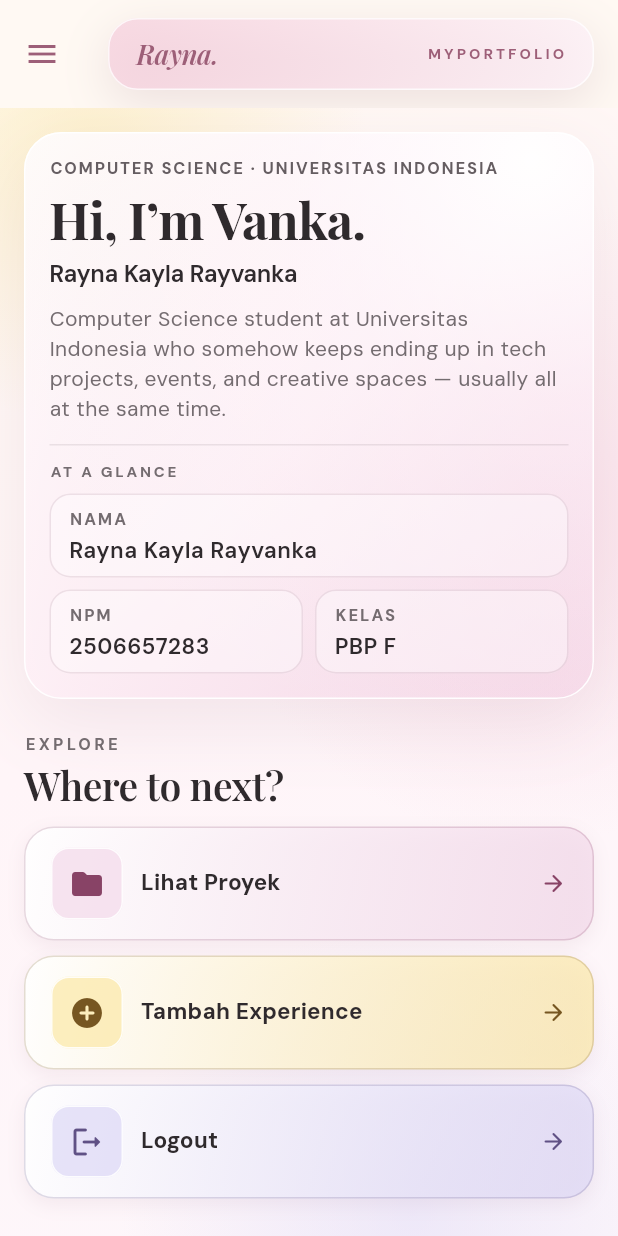
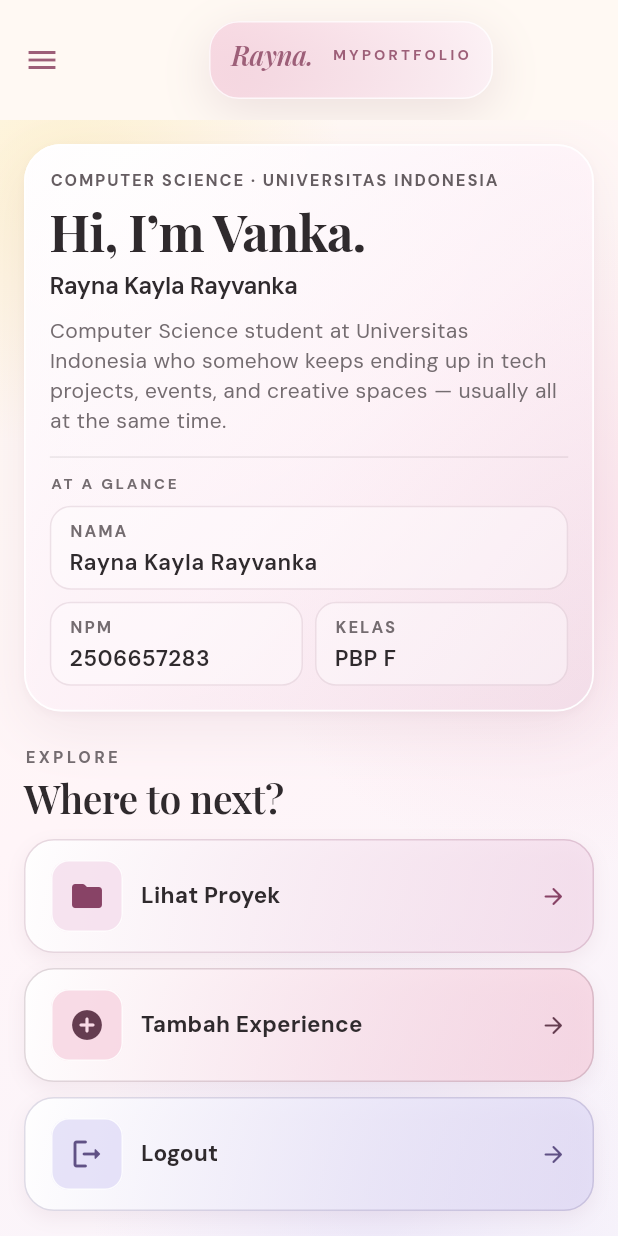
Before and after one commit to raynakyla/myportofolio_mobile, a Flutter app: the screen it shows after launch, in the side drawer, after a tap on the "close" icon, on a phone screen of 412 x 824 dp. Run offline on Flutter 3.47's test engine with Material 3 defaults, Android fonts, the phone set to English and light mode, and no system bars.

Commit message:
style: unify pastel glass portfolio UI and interactions

```diff
--- a/lib/main.dart
+++ b/lib/main.dart
@@ -17,6 +17,7 @@ class MyApp extends StatelessWidget {
           secondary: PortfolioColors.yellow,
           surface: PortfolioColors.cream,
           onSurface: PortfolioColors.ink,
+          error: PortfolioColors.error,
         );
 
     return MaterialApp(
@@ -26,13 +27,50 @@ class MyApp extends StatelessWidget {
         fontFamily: 'DM Sans',
         colorScheme: colorScheme,
         scaffoldBackgroundColor: PortfolioColors.cream,
+        appBarTheme: const AppBarTheme(
+          backgroundColor: PortfolioColors.cream,
+          foregroundColor: PortfolioColors.roseInk,
+          surfaceTintColor: Colors.transparent,
+          elevation: 0,
+          scrolledUnderElevation: 0,
+        ),
+        iconButtonTheme: IconButtonThemeData(
+          style: ButtonStyle(
+            minimumSize: const WidgetStatePropertyAll(Size(48, 48)),
+            overlayColor: WidgetStateProperty.resolveWith((states) {
+              return PortfolioColors.roseInk.withValues(
+                alpha: states.contains(WidgetState.pressed) ? 0.18 : 0.09,
+              );
+            }),
+          ),
+        ),
         inputDecorationTheme: InputDecorationTheme(
           filled: true,
           fillColor: const Color(0xE6FFFCFA),
           floatingLabelBehavior: FloatingLabelBehavior.always,
-          labelStyle: const TextStyle(color: PortfolioColors.ink),
-          helperMaxLines: 3,
-          errorMaxLines: 3,
+          labelStyle: const TextStyle(
+            color: PortfolioColors.ink,
+            fontWeight: FontWeight.w600,
+          ),
+          floatingLabelStyle: const TextStyle(
+            color: PortfolioColors.roseInk,
+            fontWeight: FontWeight.w600,
+          ),
+          hintStyle: const TextStyle(
+            color: PortfolioColors.muted,
+            fontSize: 14,
+          ),
+          helperStyle: const TextStyle(
+            color: PortfolioColors.muted,
+            height: 1.5,
+          ),
+          errorStyle: const TextStyle(
+            color: PortfolioColors.error,
+            fontSize: 13,
+            height: 1.4,
+          ),
+          helperMaxLines: 8,
+          errorMaxLines: 8,
           contentPadding: const EdgeInsets.symmetric(
             horizontal: 16,
             vertical: 18,
@@ -40,14 +78,29 @@ class MyApp extends StatelessWidget {
           border: OutlineInputBorder(borderRadius: BorderRadius.circular(16)),
           enabledBorder: OutlineInputBorder(
             borderRadius: BorderRadius.circular(16),
-            borderSide: const BorderSide(color: Color(0x669D5F78)),
+            borderSide: const BorderSide(color: PortfolioColors.line),
           ),
           focusedBorder: OutlineInputBorder(
             borderRadius: BorderRadius.circular(16),
             borderSide: const BorderSide(
-              color: PortfolioColors.mauve,
+              color: PortfolioColors.roseInk,
               width: 2,
             ),
+          ),
+          errorBorder: OutlineInputBorder(
+            borderRadius: BorderRadius.circular(16),
+            borderSide: const BorderSide(color: PortfolioColors.error),
+          ),
+          focusedErrorBorder: OutlineInputBorder(
+            borderRadius: BorderRadius.circular(16),
+            borderSide: const BorderSide(
+              color: PortfolioColors.error,
+              width: 2,
+            ),
+          ),
+          disabledBorder: OutlineInputBorder(
+            borderRadius: BorderRadius.circular(16),
+            borderSide: const BorderSide(color: PortfolioColors.line),
           ),
         ),
       ),
--- a/lib/screens/home_page.dart
+++ b/lib/screens/home_page.dart
@@ -1,6 +1,7 @@
 import 'package:flutter/material.dart';
 import 'package:myportofolio_mobile/screens/experience_form_page.dart';
 import 'package:myportofolio_mobile/theme/portfolio_colors.dart';
+import 'package:myportofolio_mobile/widgets/portfolio_background.dart';
 import 'package:myportofolio_mobile/widgets/portfolio_drawer.dart';
 import 'package:myportofolio_mobile/widgets/portfolio_glass_panel.dart';
 
@@ -39,8 +40,8 @@ class MyHomePage extends StatelessWidget {
     ItemHomepage(
       'Tambah Experience',
       Icons.add_circle_rounded,
-      PortfolioColors.yellow,
-      Color(0xFF765621),
+      PortfolioColors.pink,
+      PortfolioColors.roseInk,
     ),
     ItemHomepage(
       'Logout',
@@ -54,6 +55,7 @@ class MyHomePage extends StatelessWidget {
   Widget build(BuildContext context) {
     final isNarrow = MediaQuery.sizeOf(context).width < _compactWidth;
     final horizontalPadding = isNarrow ? 16.0 : 28.0;
+    final textScale = MediaQuery.textScalerOf(context).scale(16) / 16;
 
     return Scaffold(
       drawer: PortfolioDrawer(
@@ -62,7 +64,7 @@ class MyHomePage extends StatelessWidget {
       ),
       appBar: AppBar(
         leading: const DrawerButton(color: PortfolioColors.mauve),
-        toolbarHeight: isNarrow ? 72 : 88,
+        toolbarHeight: isNarrow ? (textScale > 1.5 ? 116 : 80) : 88,
         titleSpacing: horizontalPadding,
         backgroundColor: PortfolioColors.cream,
         surfaceTintColor: Colors.transparent,
@@ -71,8 +73,8 @@ class MyHomePage extends StatelessWidget {
           child: ConstrainedBox(
             constraints: const BoxConstraints(maxWidth: _maxContentWidth),
             child: Container(
-              height: isNarrow ? 48 : 58,
-              padding: const EdgeInsets.symmetric(horizontal: 18),
+              constraints: BoxConstraints(minHeight: isNarrow ? 52 : 58),
+              padding: const EdgeInsets.symmetric(horizontal: 14, vertical: 10),
               decoration: BoxDecoration(
                 borderRadius: BorderRadius.circular(20),
                 border: Border.all(color: Colors.white.withValues(alpha: 0.78)),
@@ -90,8 +92,11 @@ class MyHomePage extends StatelessWidget {
                   ),
                 ],
               ),
-              child: Row(
-                mainAxisAlignment: MainAxisAlignment.spaceBetween,
+              child: Wrap(
+                alignment: WrapAlignment.spaceBetween,
+                crossAxisAlignment: WrapCrossAlignment.center,
+                spacing: 12,
+                runSpacing: 4,
                 children: [
                   const Text(
                     'Rayna.',
@@ -119,40 +124,8 @@ class MyHomePage extends StatelessWidget {
           ),
         ),
       ),
-      body: Stack(
-        children: [
-          const Positioned.fill(
-            child: DecoratedBox(
-              decoration: BoxDecoration(
-                gradient: LinearGradient(
-                  begin: Alignment.topLeft,
-                  end: Alignment.bottomRight,
-                  colors: [
-                    PortfolioColors.cream,
-                    Color(0xFFFFF5F8),
-                    Color(0xFFFDF7FB),
-                  ],
-                  stops: [0, 0.46, 1],
-                ),
-              ),
-            ),
-          ),
-          const Positioned(
-            top: -160,
-            left: -125,
-            child: _PastelOrb(color: PortfolioColors.yellow, size: 370),
-          ),
-          const Positioned(
-            top: 60,
-            right: -160,
-            child: _PastelOrb(color: PortfolioColors.pink, size: 430),
-          ),
-          const Positioned(
-            bottom: -180,
-            left: 80,
-            child: _PastelOrb(color: PortfolioColors.lavender, size: 390),
-          ),
-          SafeArea(
+      body: PortfolioBackground(
+        child: SafeArea(
           child: SingleChildScrollView(
             child: Padding(
               padding: EdgeInsets.fromLTRB(
@@ -163,9 +136,7 @@ class MyHomePage extends StatelessWidget {
               ),
               child: Center(
                 child: ConstrainedBox(
-                    constraints: const BoxConstraints(
-                      maxWidth: _maxContentWidth,
-                    ),
+                  constraints: const BoxConstraints(maxWidth: _maxContentWidth),
                   child: Column(
                     crossAxisAlignment: CrossAxisAlignment.start,
                     children: [
@@ -231,35 +202,6 @@ class MyHomePage extends StatelessWidget {
                   ),
                 ),
               ),
-              ),
-            ),
-          ),
-        ],
-      ),
-    );
-  }
-}
-
-class _PastelOrb extends StatelessWidget {
-  const _PastelOrb({required this.color, required this.size});
-
-  final Color color;
-  final double size;
-
-  @override
-  Widget build(BuildContext context) {
-    return IgnorePointer(
-      child: SizedBox(
-        width: size,
-        height: size,
-        child: DecoratedBox(
-          decoration: BoxDecoration(
-            shape: BoxShape.circle,
-            gradient: RadialGradient(
-              colors: [
-                color.withValues(alpha: 0.48),
-                color.withValues(alpha: 0),
-              ],
             ),
           ),
         ),
@@ -497,8 +439,7 @@ class ItemCard extends StatelessWidget {
           shape: WidgetStatePropertyAll(
             RoundedRectangleBorder(borderRadius: radius),
           ),
-          animationDuration: Duration.zero,
-          splashFactory: NoSplash.splashFactory,
+          animationDuration: const Duration(milliseconds: 160),
           side: WidgetStateProperty.resolveWith((states) {
             if (states.contains(WidgetState.focused)) {
               return BorderSide(color: item.accentInk, width: 2);
--- a/lib/theme/portfolio_colors.dart
+++ b/lib/theme/portfolio_colors.dart
@@ -8,4 +8,7 @@ class PortfolioColors {
   static const ink = Color(0xFF2F2A2D);
   static const muted = Color(0xFF746C70);
   static const mauve = Color(0xFF9D5F78);
+  static const roseInk = Color(0xFF653D50);
+  static const line = Color(0xFFE6CED8);
+  static const error = Color(0xFF96354C);
 }
--- /dev/null
+++ b/lib/widgets/portfolio_background.dart
@@ -0,0 +1,73 @@
+import 'package:flutter/material.dart';
+import 'package:myportofolio_mobile/theme/portfolio_colors.dart';
+
+class PortfolioBackground extends StatelessWidget {
+  const PortfolioBackground({super.key, required this.child});
+
+  final Widget child;
+
+  @override
+  Widget build(BuildContext context) {
+    return Stack(
+      fit: StackFit.expand,
+      children: [
+        const DecoratedBox(
+          decoration: BoxDecoration(
+            gradient: LinearGradient(
+              begin: Alignment.topLeft,
+              end: Alignment.bottomRight,
+              colors: [
+                PortfolioColors.cream,
+                Color(0xFFFFF5F8),
+                Color(0xFFF8F4FB),
+              ],
+            ),
+          ),
+        ),
+        const Positioned(
+          top: -140,
+          left: -130,
+          child: _PastelOrb(color: PortfolioColors.yellow, size: 360),
+        ),
+        const Positioned(
+          top: 60,
+          right: -180,
+          child: _PastelOrb(color: PortfolioColors.pink, size: 440),
+        ),
+        const Positioned(
+          bottom: -160,
+          left: 60,
+          child: _PastelOrb(color: PortfolioColors.lavender, size: 380),
+        ),
+        child,
+      ],
+    );
+  }
+}
+
+class _PastelOrb extends StatelessWidget {
+  const _PastelOrb({required this.color, required this.size});
+
+  final Color color;
+  final double size;
+
+  @override
+  Widget build(BuildContext context) {
+    return IgnorePointer(
+      child: SizedBox.square(
+        dimension: size,
+        child: DecoratedBox(
+          decoration: BoxDecoration(
+            shape: BoxShape.circle,
+            gradient: RadialGradient(
+              colors: [
+                color.withValues(alpha: 0.45),
+                color.withValues(alpha: 0),
+              ],
+            ),
+          ),
+        ),
+      ),
+    );
+  }
+}
--- a/lib/widgets/portfolio_drawer.dart
+++ b/lib/widgets/portfolio_drawer.dart
@@ -143,23 +143,46 @@ class _DestinationTile extends StatelessWidget {
         borderRadius: radius,
         gradient: selected
             ? const LinearGradient(
-                colors: [PortfolioColors.pink, Color(0xFFFCE7EE)],
+                begin: Alignment.topLeft,
+                end: Alignment.bottomRight,
+                colors: [
+                  Color(0xFFFFF8FC),
+                  PortfolioColors.pink,
+                  Color(0xFFF7E4ED),
+                ],
+                stops: [0, 0.55, 1],
               )
             : null,
         border: Border.all(
-          color: selected ? PortfolioColors.mauve : const Color(0x30746C70),
+          color: selected ? PortfolioColors.mauve : PortfolioColors.line,
         ),
+        boxShadow: selected
+            ? const [
+                BoxShadow(
+                  color: Color(0x1689536C),
+                  blurRadius: 16,
+                  offset: Offset(0, 5),
                 ),
+              ]
+            : null,
+      ),
+      child: Material(
+        color: Colors.transparent,
+        shape: RoundedRectangleBorder(borderRadius: radius),
+        clipBehavior: Clip.antiAlias,
         child: ListTile(
           selected: selected,
           minTileHeight: 64,
-        contentPadding: const EdgeInsets.symmetric(horizontal: 12, vertical: 4),
+          contentPadding: const EdgeInsets.symmetric(
+            horizontal: 12,
+            vertical: 4,
+          ),
           shape: RoundedRectangleBorder(borderRadius: radius),
           textColor: PortfolioColors.ink,
           iconColor: PortfolioColors.ink,
-        selectedColor: PortfolioColors.ink,
-        focusColor: PortfolioColors.mauve.withValues(alpha: 0.18),
-        hoverColor: PortfolioColors.mauve.withValues(alpha: 0.10),
+          selectedColor: PortfolioColors.roseInk,
+          focusColor: PortfolioColors.roseInk.withValues(alpha: 0.18),
+          hoverColor: PortfolioColors.roseInk.withValues(alpha: 0.10),
           leading: Icon(destination.icon),
           title: Text(
             destination.label,
@@ -179,6 +202,7 @@ class _DestinationTile extends StatelessWidget {
               : null,
           onTap: onTap,
         ),
+      ),
     );
   }
 }
--- a/lib/widgets/portfolio_glass_panel.dart
+++ b/lib/widgets/portfolio_glass_panel.dart
@@ -20,14 +20,19 @@ class PortfolioGlassPanel extends StatelessWidget {
         gradient: const LinearGradient(
           begin: Alignment.topLeft,
           end: Alignment.bottomRight,
-          colors: [Color(0xE0FFFDFE), Color(0xCCFFF0F7), Color(0xA6F5D1E5)],
-          stops: [0, 0.5, 1],
+          colors: [Color(0xFAFFFEFF), Color(0xDEFFF2F8), Color(0xD9F3DCE8)],
+          stops: [0, 0.55, 1],
         ),
         boxShadow: const [
           BoxShadow(
-            color: Color(0x1C89536C),
-            blurRadius: 42,
-            offset: Offset(0, 16),
+            color: Color(0x1889536C),
+            blurRadius: 32,
+            offset: Offset(0, 12),
+          ),
+          BoxShadow(
+            color: Color(0x0D89536C),
+            blurRadius: 4,
+            offset: Offset(0, 2),
           ),
         ],
       ),
@@ -35,13 +40,13 @@ class PortfolioGlassPanel extends StatelessWidget {
         width: double.infinity,
         padding: padding,
         decoration: BoxDecoration(
-          border: Border.all(color: const Color(0xF2FFFFFF)),
+          border: Border.all(color: const Color(0xF2FFFFFF), width: 1.2),
           borderRadius: borderRadius,
           gradient: const RadialGradient(
-            center: Alignment(0.78, -0.9),
-            radius: 1.05,
-            colors: [Color(0xF5FFFFFF), Color(0x70FFF9FD), Color(0x00FFF9FD)],
-            stops: [0, 0.40, 1],
+            center: Alignment(-0.65, -1),
+            radius: 1.4,
+            colors: [Color(0xBFFFFFFF), Color(0x35FFF9FD), Color(0x00FFF9FD)],
+            stops: [0, 0.5, 1],
           ),
         ),
         child: child,
```
Also changed, not shown: lib/screens/experience_form_page.dart (+40 -48 lines), lib/widgets/experience_summary_dialog.dart (+12 -17 lines), lib/widgets/portfolio_glass_button.dart (added, +122 -0 lines), 3 other files. Lines whose indentation alone changed are shown as unchanged.
